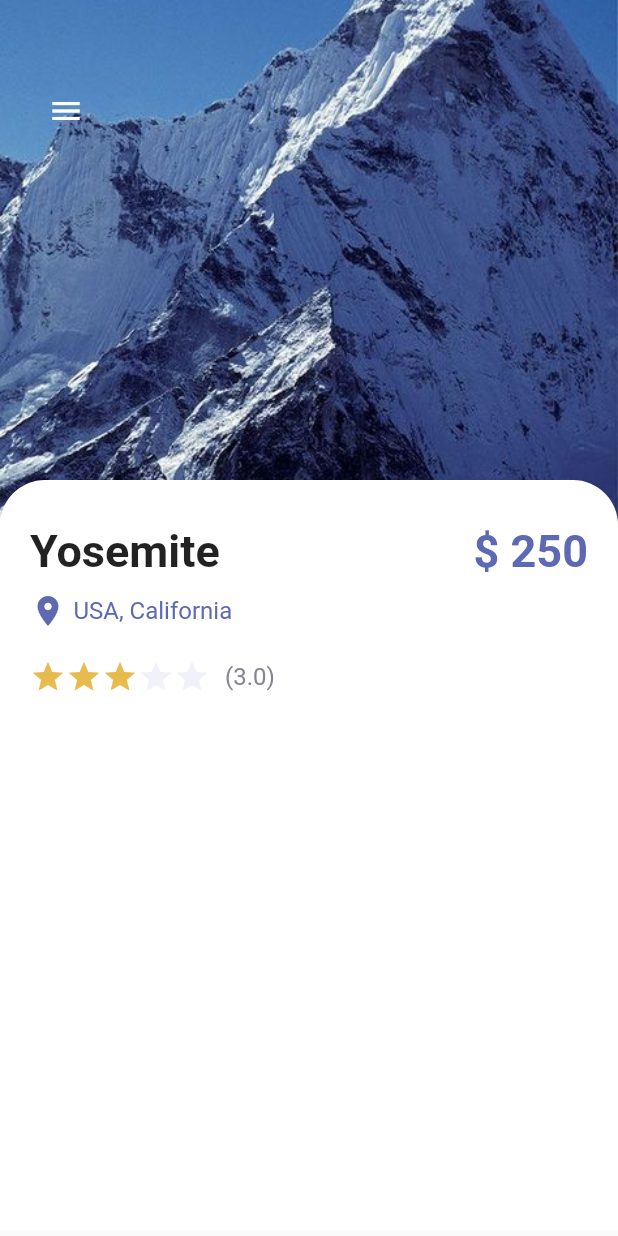
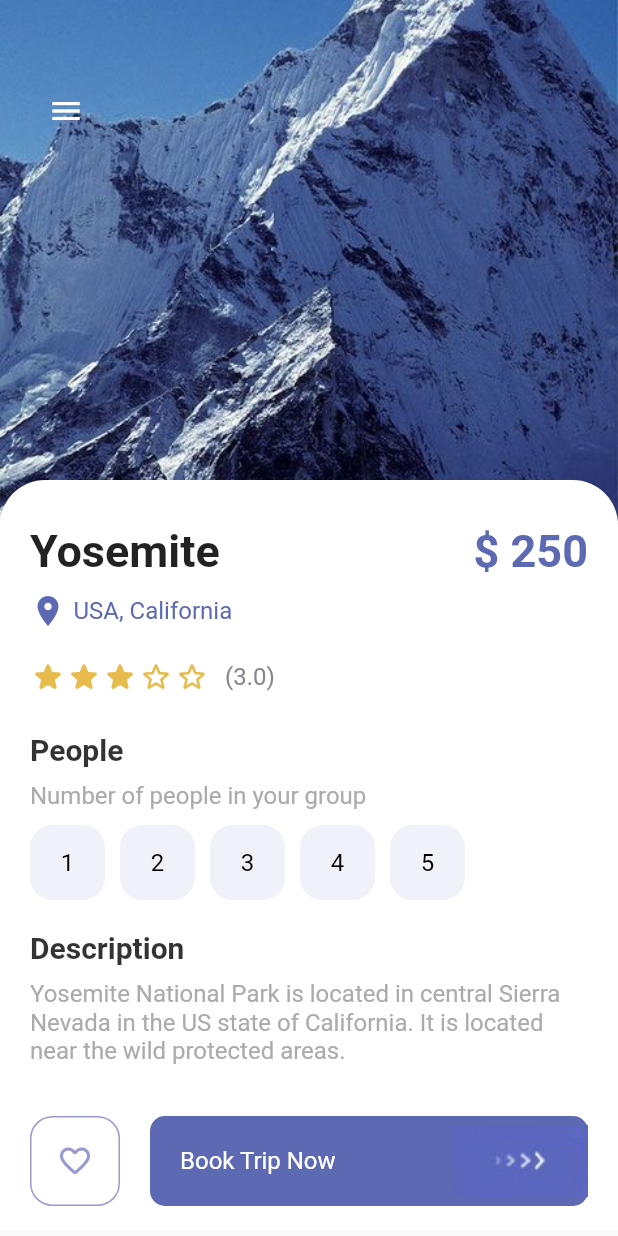
Before and after one commit to allie0147/travel_app_flutter, a Flutter app: the screen it shows after launch, on a phone screen of 412 x 824 dp. Run offline on Flutter 3.47's test engine with Material 2 defaults, Android fonts, the phone set to English and light mode, and no system bars.

Commit message:
Feat: complete detail_page

```diff
--- a/lib/pages/detail_page.dart
+++ b/lib/pages/detail_page.dart
@@ -1,6 +1,8 @@
 import 'package:flutter/material.dart';
 import 'package:travel_app/misc/colors.dart';
+import 'package:travel_app/widgets/app_buttons.dart';
 import 'package:travel_app/widgets/app_large_text.dart';
+import 'package:travel_app/widgets/responsive_button.dart';
 
 import '../widgets/app_text.dart';
 
@@ -13,11 +15,12 @@ class DetailPage extends StatefulWidget {
 
 class _DetailPageState extends State<DetailPage> {
   int gottenStars = 3;
+  int selectedPeople = -1;
 
   @override
   Widget build(BuildContext context) {
     return Scaffold(
-      body: Container(
+      body: SizedBox(
         width: double.maxFinite,
         height: double.maxFinite,
         child: Stack(
@@ -107,10 +110,10 @@ class _DetailPageState extends State<DetailPage> {
                         Wrap(
                           children: List.generate(5, (index) {
                             return Icon(
-                              Icons.star,
-                              color: index < gottenStars
-                                  ? AppColors.starColor
-                                  : AppColors.buttonBackground,
+                              index < gottenStars
+                                  ? Icons.star_rounded
+                                  : Icons.star_border_rounded,
+                              color: AppColors.starColor,
                             );
                           }),
                         ),
@@ -118,13 +121,98 @@ class _DetailPageState extends State<DetailPage> {
                           width: 10,
                         ),
                         AppText(
-                          text: '(3.0)',
+                          text: '($gottenStars.0)',
                           color: AppColors.textColor2,
                         ),
                       ],
-                    )
+                    ),
+                    const SizedBox(
+                      height: 25,
+                    ),
+                    AppLargeText(
+                      text: 'People',
+                      color: Colors.black.withOpacity(0.8),
+                      size: 20,
+                    ),
+                    const SizedBox(
+                      height: 10,
+                    ),
+                    AppText(
+                      text: 'Number of people in your group',
+                      color: AppColors.mainTextColor,
+                    ),
+                    const SizedBox(
+                      height: 10,
+                    ),
+                    Wrap(
+                      children: List.generate(
+                        5,
+                        (index) => InkWell(
+                          onTap: () {
+                            setState(() {
+                              selectedPeople = index;
+                            });
+                          },
+                          child: Container(
+                            margin: const EdgeInsets.only(right: 10),
+                            child: AppButton(
+                              size: 50,
+                              color: selectedPeople == index
+                                  ? Colors.white
+                                  : Colors.black,
+                              backgroundColor: selectedPeople == index
+                                  ? Colors.black
+                                  : AppColors.buttonBackground,
+                              borderColor: selectedPeople == index
+                                  ? Colors.black
+                                  : AppColors.buttonBackground,
+                              text: (index + 1).toString(),
+                            ),
+                          ),
+                        ),
+                      ),
+                    ),
+                    const SizedBox(
+                      height: 20,
+                    ),
+                    AppLargeText(
+                      text: 'Description',
+                      color: Colors.black.withOpacity(0.8),
+                      size: 20,
+                    ),
+                    const SizedBox(
+                      height: 10,
+                    ),
+                    AppText(
+                      text:
+                          'Yosemite National Park is located in central Sierra Nevada in the US state of California. It is located near the wild protected areas.',
+                      color: AppColors.mainTextColor,
+                    ),
                   ],
                 ),
+              ),
+            ),
+            Positioned(
+              bottom: 20,
+              left: 20,
+              right: 20,
+              child: Row(
+                children: [
+                  AppButton(
+                    size: 60,
+                    color: AppColors.textColor1,
+                    backgroundColor: Colors.white,
+                    borderColor: AppColors.textColor1,
+                    isIcon: true,
+                    icon: Icons.favorite_outline_rounded,
+                  ),
+                  const SizedBox(
+                    width: 20,
+                  ),
+                  ResponsiveButton(
+                    isResponsive: true,
+                  )
+                ],
               ),
             )
           ],
--- a/lib/widgets/responsive_button.dart
+++ b/lib/widgets/responsive_button.dart
@@ -1,27 +1,40 @@
 import 'package:flutter/material.dart';
 import 'package:travel_app/misc/colors.dart';
+import 'package:travel_app/widgets/app_text.dart';
 
 class ResponsiveButton extends StatelessWidget {
   bool? isResponsive;
   double? width;
 
-  ResponsiveButton({Key? key, this.width, this.isResponsive = false})
+  ResponsiveButton(
+      {Key? key, this.width = 120, this.isResponsive = false})
       : super(key: key);
 
   @override
   Widget build(BuildContext context) {
-    return Container(
-      width: width,
+    // flexible widgets' parent must have constraints!
+    return Flexible(
+      child: Container(
+        width: isResponsive == true ? double.maxFinite : width,
         height: 60.0,
         decoration: BoxDecoration(
           borderRadius: BorderRadius.circular(10),
           color: AppColors.mainColor,
         ),
         child: Row(
-        mainAxisAlignment: MainAxisAlignment.center,
+          mainAxisAlignment: isResponsive == true
+              ? MainAxisAlignment.spaceBetween
+              : MainAxisAlignment.center,
           children: [
+            isResponsive == true
+                ? Container(
+                    margin: const EdgeInsets.only(left: 20),
+                    child: AppText(
+                        text: 'Book Trip Now', color: Colors.white))
+                : Container(),
             Image.asset('img/button-one.png'),
           ],
+        ),
       ),
     );
   }
```
Lines whose indentation alone changed are shown as unchanged.
